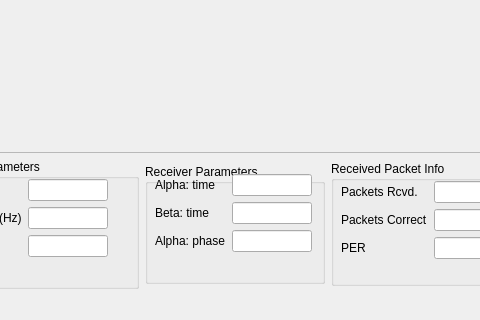
First picture: the form in gnuradio-examples/python/digital/qt_digital_window2.ui, repository ZakyHermawan/gnuradio, before the edit; both pictures show x 361 to 841 and y 434 to 754 of the 1019 by 754 pixel window.
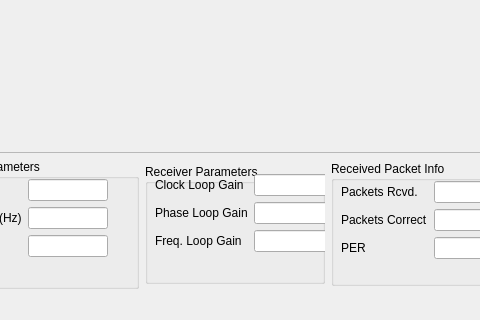
Second picture: the form after the edit.

Commit message: Fixing up loopback benchmark program for new DBPSK receiver.

Patch:
```diff
--- a/gnuradio-examples/python/digital/qt_digital_window2.ui
+++ b/gnuradio-examples/python/digital/qt_digital_window2.ui
@@ -484,7 +484,7 @@
         <rect>
          <x>10</x>
          <y>10</y>
-         <width>161</width>
+         <width>164</width>
          <height>101</height>
         </rect>
        </property>
@@ -495,14 +495,14 @@
         <item row="0" column="0" >
          <widget class="QLabel" name="alphaTimeLabel" >
           <property name="text" >
-           <string>Alpha: time</string>
+           <string>Clock Loop Gain</string>
           </property>
          </widget>
         </item>
         <item row="2" column="0" >
          <widget class="QLabel" name="alphaPhaseLabel" >
           <property name="text" >
-           <string>Alpha: phase</string>
+           <string>Freq. Loop Gain</string>
           </property>
          </widget>
         </item>
@@ -551,7 +551,7 @@
         <item row="1" column="0" >
          <widget class="QLabel" name="betaTimeLabel" >
           <property name="text" >
-           <string>Beta: time</string>
+           <string>Phase Loop Gain</string>
           </property>
          </widget>
         </item>
```
Left out of the diff: 288 changed lines with no effect on the pictures. Lines whose indentation alone changed are shown as unchanged. The commit also changes 2 other files.
